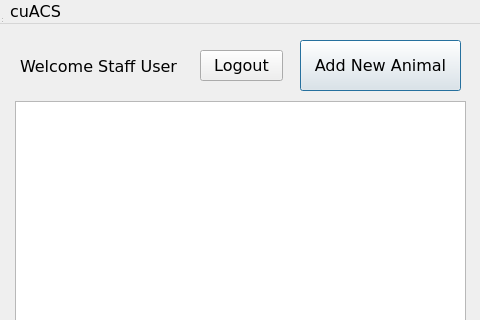
Before: the Qt Designer form manageanimal.ui in ColeMacdonald1709/comp3004, drawn with Qt 5; both pictures show x 0 to 480 and y 0 to 320 of the 1014 by 800 pixel window.
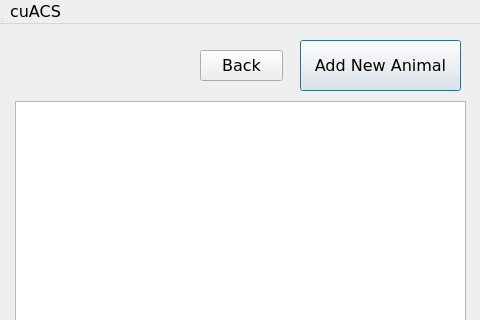
After: the same form once the commit is applied.

```diff
--- a/manageanimal.ui
+++ b/manageanimal.ui
@@ -140,19 +140,6 @@
      </property>
     </column>
    </widget>
-   <widget class="QLabel" name="lblWelcome">
-    <property name="geometry">
-     <rect>
-      <x>20</x>
-      <y>56</y>
-      <width>161</width>
-      <height>21</height>
-     </rect>
-    </property>
-    <property name="text">
-     <string>Welcome Staff User</string>
-    </property>
-   </widget>
    <widget class="QPushButton" name="btnLogout">
     <property name="geometry">
      <rect>
@@ -163,7 +150,7 @@
      </rect>
     </property>
     <property name="text">
-     <string>Logout</string>
+     <string>Back</string>
     </property>
    </widget>
    <widget class="QWidget" name="verticalLayoutWidget">
```
